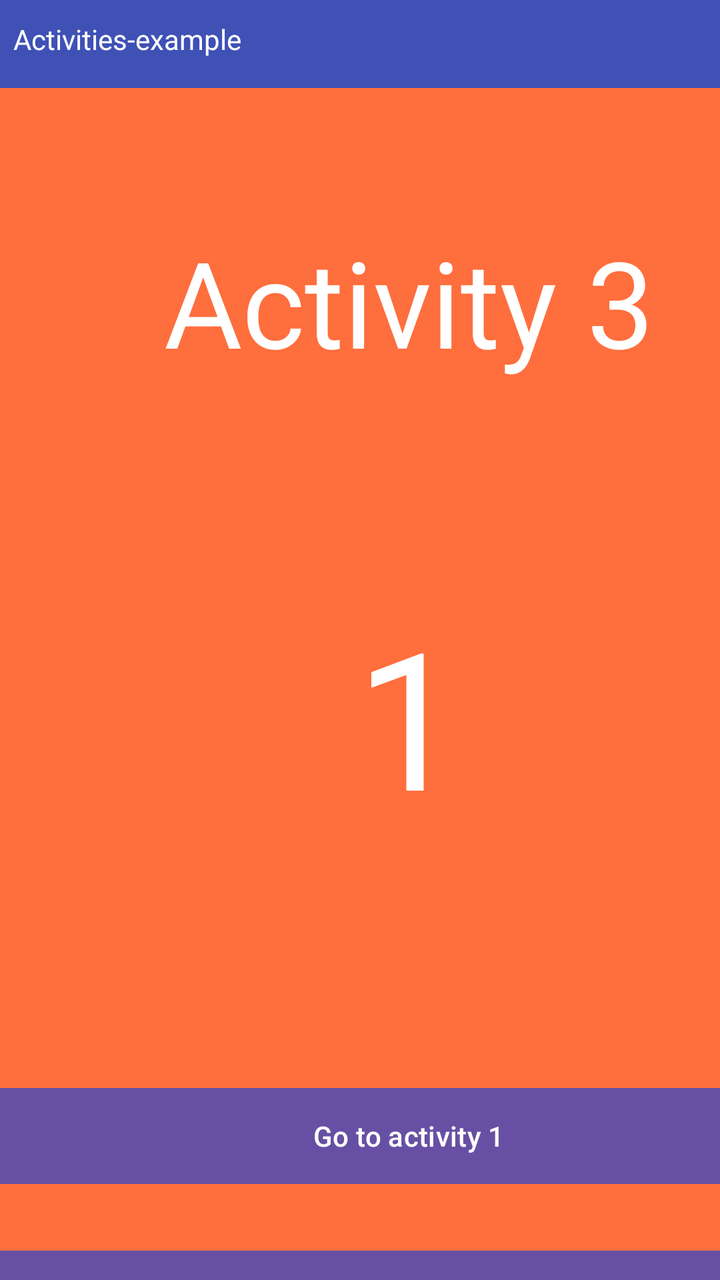
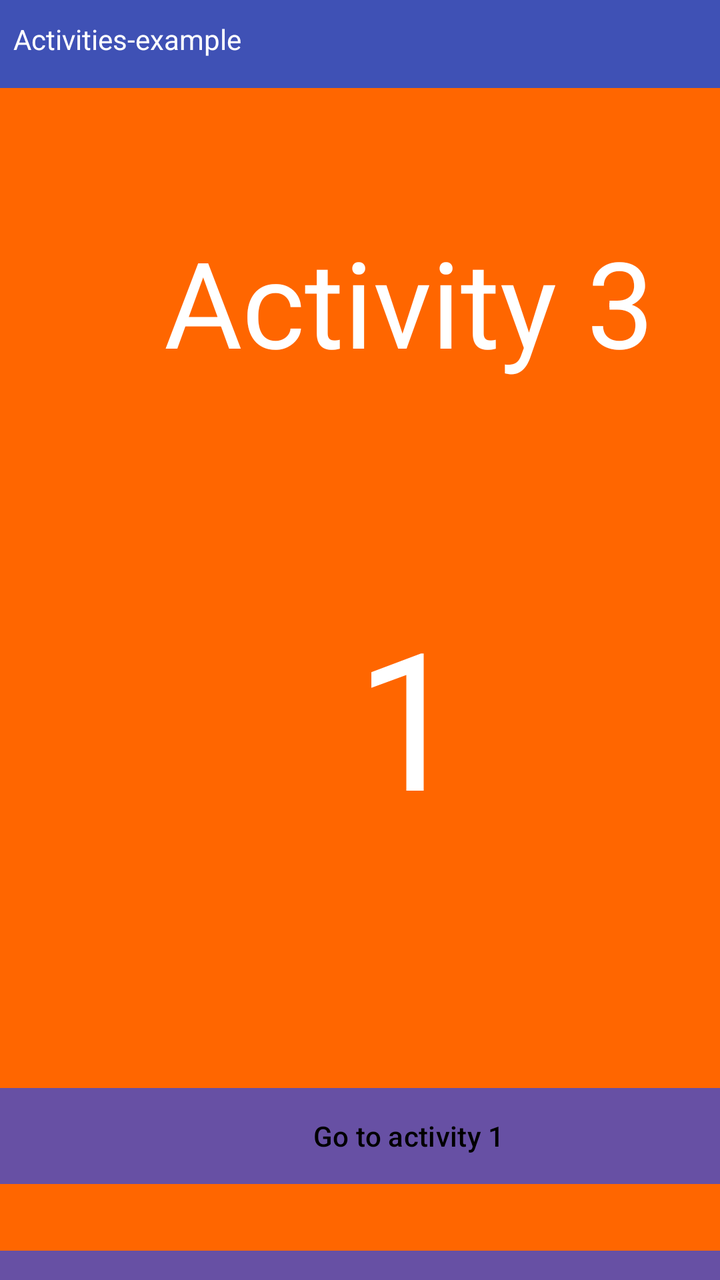

The first picture is an Android layout as it rendered before a commit; the second is the same layout after the commit. The layout source and the unified diff follow.
<!-- AndroidManifest.xml: application theme Theme.MoreActivities -->
<!-- res/layout/thirdactivity.xml -->
<?xml version="1.0" encoding="utf-8"?>
<androidx.constraintlayout.widget.ConstraintLayout xmlns:android="http://schemas.android.com/apk/res/android"
    xmlns:tools="http://schemas.android.com/tools"
    android:layout_width="match_parent"
    android:layout_height="match_parent"
    android:background="#FF6E3D">

    <LinearLayout
        android:layout_width="409dp"
        android:layout_height="729dp"
        android:orientation="vertical"
        tools:layout_editor_absoluteX="1dp"
        tools:layout_editor_absoluteY="1dp">

        <TextView
            android:id="@+id/textView6"
            android:layout_width="match_parent"
            android:layout_height="44dp"
            android:background="#3F51B5"
            android:paddingLeft="20px"
            android:paddingTop="30px"
            android:text="@string/example"
            android:textAlignment="viewStart"
            android:textColor="#FFFFFF" />

        <TextView
            android:id="@+id/textView7"
            android:layout_width="match_parent"
            android:layout_height="183dp"
            android:paddingTop="200px"
            android:text="@string/ac33"
            android:textAlignment="center"
            android:textColor="@color/white"
            android:textSize="60sp" />

        <TextView
            android:id="@+id/textView8"
            android:layout_width="match_parent"
            android:layout_height="317dp"
            android:paddingTop="200px"
            android:text="1"
            android:textAlignment="center"
            android:textColor="#FFFFFF"
            android:textSize="96sp" />

        <Button
            android:id="@+id/button5"
            android:layout_width="match_parent"
            android:layout_height="wrap_content"
            android:background="#FFFFFF"
            android:text="@string/ac1"
            />

        <Button
            android:id="@+id/button6"
            android:layout_width="match_parent"
            android:layout_height="wrap_content"
            android:layout_marginTop="100px"
            android:background="#FFFFFF"
            android:text="@string/ac2" />
    </LinearLayout>
</androidx.constraintlayout.widget.ConstraintLayout>
<!-- resources referenced by this layout -->
<resources>
  <color name="white">#FFFFFFFF</color>
  <string name="ac1">Go to activity 1</string>
  <string name="ac2">Go to activity 2</string>
  <string name="ac33">Activity 3</string>
  <string name="example">Activities-example</string>
  <style name="Theme.MoreActivities" parent="Base.Theme.MoreActivities" />
  <style name="Base.Theme.MoreActivities" parent="Theme.Material3.DayNight.NoActionBar">
          
          
      </style>
</resources>

<!-- the commit's change to res/layout/thirdactivity.xml (unified diff, before → after) -->
@@ -3,7 +3,7 @@
     xmlns:tools="http://schemas.android.com/tools"
     android:layout_width="match_parent"
     android:layout_height="match_parent"
-    android:background="#FF6E3D">
+    android:background="#FF6600">
 
     <LinearLayout
         android:layout_width="409dp"
@@ -47,16 +47,19 @@
             android:id="@+id/button5"
             android:layout_width="match_parent"
             android:layout_height="wrap_content"
-            android:background="#FFFFFF"
+            android:background="@color/white"
             android:text="@string/ac1"
-            />
+            android:textColor="#000000"
+            android:onClick="goToActivity1"/>
 
         <Button
             android:id="@+id/button6"
             android:layout_width="match_parent"
             android:layout_height="wrap_content"
             android:layout_marginTop="100px"
-            android:background="#FFFFFF"
-            android:text="@string/ac2" />
+            android:background="@color/white"
+            android:text="@string/ac2"
+            android:textColor="#000000"
+            android:onClick="goToActivity2"/>
     </LinearLayout>
 </androidx.constraintlayout.widget.ConstraintLayout>
